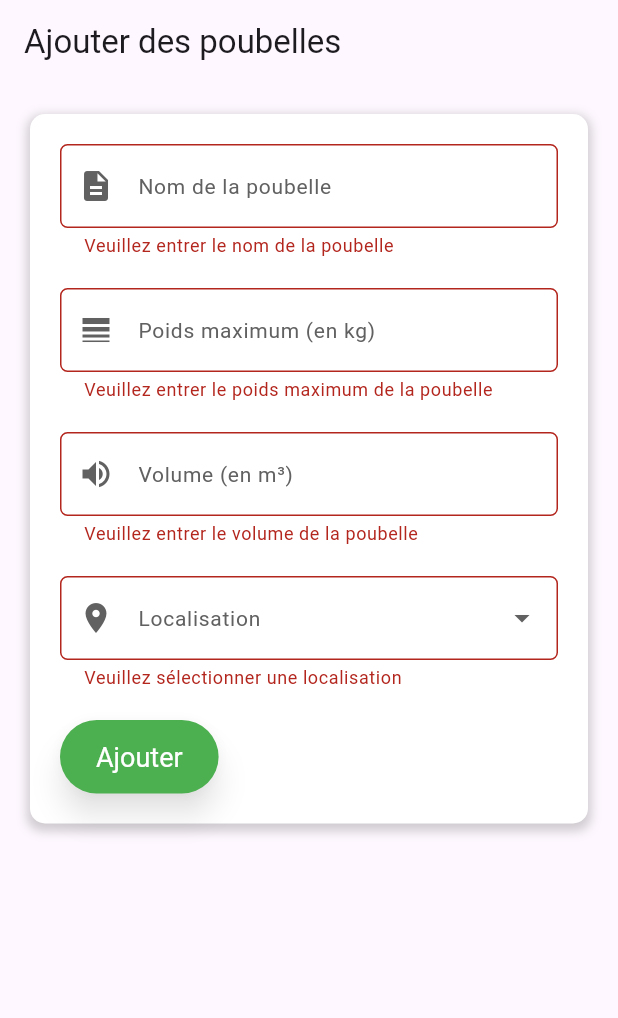
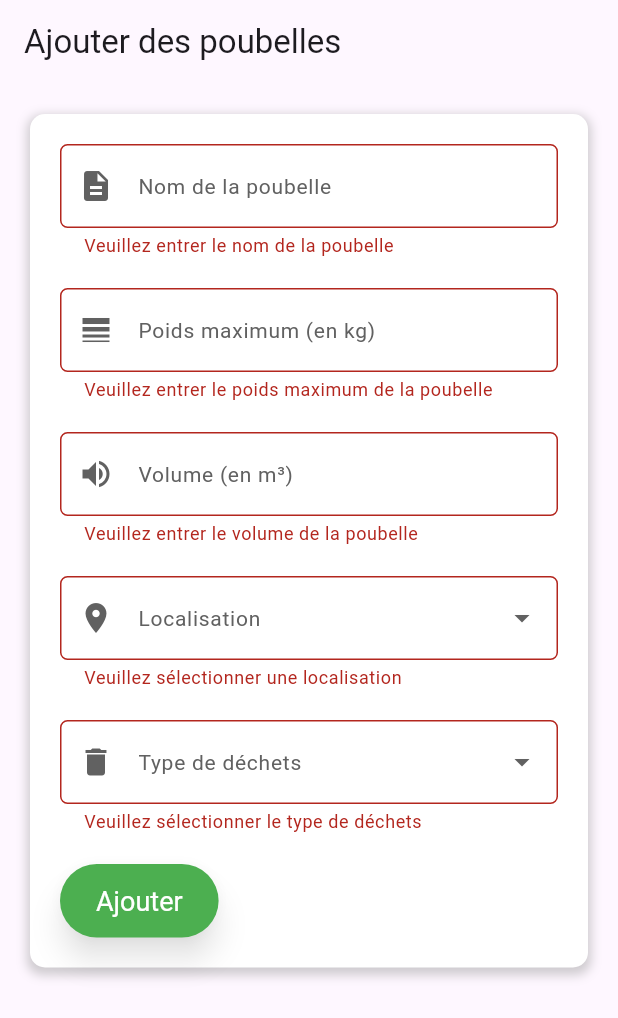
Before and after one commit to Nathan2413/Mobelle, a Flutter app: the AjoutPoubellePage screen opened directly, after a tap on "Ajouter", on a phone screen of 412 x 824 dp. Shown: the top 1018 px of the screen. Run offline on Flutter 3.47's test engine with Material 3 defaults, Android fonts, the phone set to English and light mode, and no system bars; our stand-ins replace cloud_firestore, file_picker, firebase_core, fl_chart; accounts and stored records are empty.

Commit message:
09072024

```diff
--- a/lib/admin/grid/ajou_belle.dart
+++ b/lib/admin/grid/ajou_belle.dart
@@ -18,11 +18,17 @@ class _AjoutPoubellePageState extends State<AjoutPoubellePage> {
     'Cirque',
   ];
 
+  static const List<String> garbageOptions = [
+    'virtuel',
+    'reel',
+  ];
+
   final _formKey = GlobalKey<FormState>();
   final TextEditingController _nomController = TextEditingController();
   final TextEditingController _poidsController = TextEditingController();
   final TextEditingController _volumeController = TextEditingController();
   String? _selectedLocalisation;
+  String? _selectedGarbage;
 
   Future<int> _getNextCounter() async {
     final QuerySnapshot<Map<String, dynamic>> poubelles =
@@ -43,6 +49,7 @@ class _AjoutPoubellePageState extends State<AjoutPoubellePage> {
         'poids_utilise': 0,
         'volume_utilise': 0,
         'localisation': _selectedLocalisation,
+        'garbage': _selectedGarbage, // Champ de type de déchets
         'dcht_organique': 0, // Champ de déchets organiques par défaut à 0
         'dcht_chimique': 0, // Champ de déchets chimiques par défaut à 0
         'acces': 'pokaty', // Par défaut, l'accès est "pokaty"
@@ -62,6 +69,8 @@ class _AjoutPoubellePageState extends State<AjoutPoubellePage> {
                     _volumeController.clear();
                     setState(() {
                       _selectedLocalisation = null;
+                      _selectedGarbage =
+                          null; // Réinitialiser le choix de déchets
                     });
                     Navigator.of(context).pop();
                   },
@@ -251,6 +260,41 @@ class _AjoutPoubellePageState extends State<AjoutPoubellePage> {
                       },
                     ),
                     SizedBox(height: 20),
+                    DropdownButtonFormField<String>(
+                      value: _selectedGarbage,
+                      decoration: InputDecoration(
+                        labelText: 'Type de déchets',
+                        labelStyle: TextStyle(
+                          fontSize: 14,
+                          color: Colors.grey[700],
+                        ),
+                        border: OutlineInputBorder(
+                          borderRadius: BorderRadius.circular(5),
+                        ),
+                        prefixIcon: Icon(
+                          Icons.delete,
+                          color: Colors.grey[700],
+                        ),
+                      ),
+                      items: garbageOptions.map((String garbageOption) {
+                        return DropdownMenuItem<String>(
+                          value: garbageOption,
+                          child: Text(garbageOption),
+                        );
+                      }).toList(),
+                      onChanged: (String? value) {
+                        setState(() {
+                          _selectedGarbage = value;
+                        });
+                      },
+                      validator: (value) {
+                        if (value == null) {
+                          return 'Veuillez sélectionner le type de déchets';
+                        }
+                        return null;
+                      },
+                    ),
+                    SizedBox(height: 20),
                     ElevatedButton(
                       onPressed: _ajouterPoubelle,
                       child: Text('Ajouter'),
--- a/pubspec.yaml
+++ b/pubspec.yaml
@@ -43,6 +43,9 @@ dependencies:
   convert: ^3.1.1
   file_picker: ^8.0.3
   fl_chart: ^0.68.0
+  mailer: ^6.1.1
+  googleapis: ^13.2.0
+  googleapis_auth: ^1.6.0
 
 
 
```
Also changed, not shown: pubspec.lock, 1 other file.
